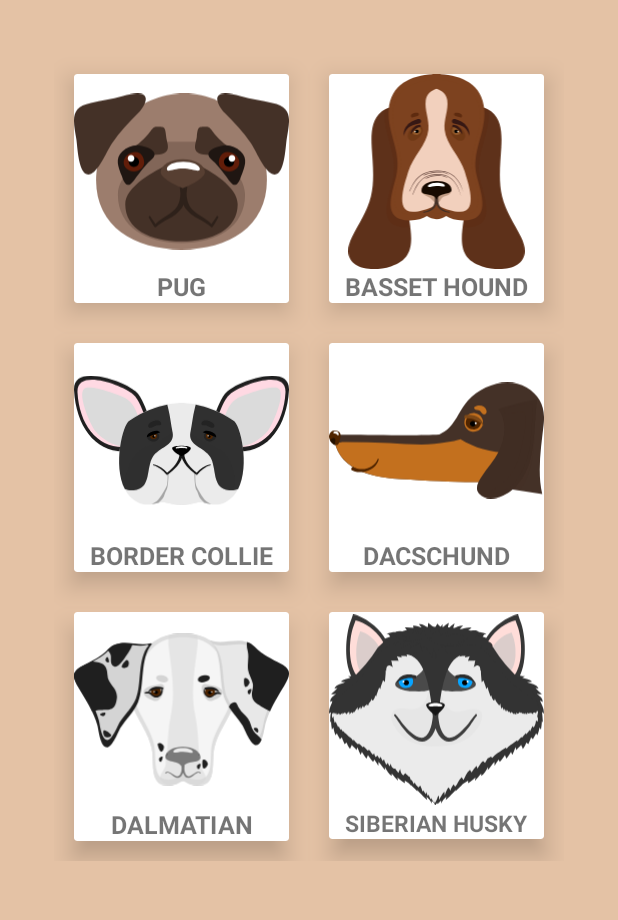
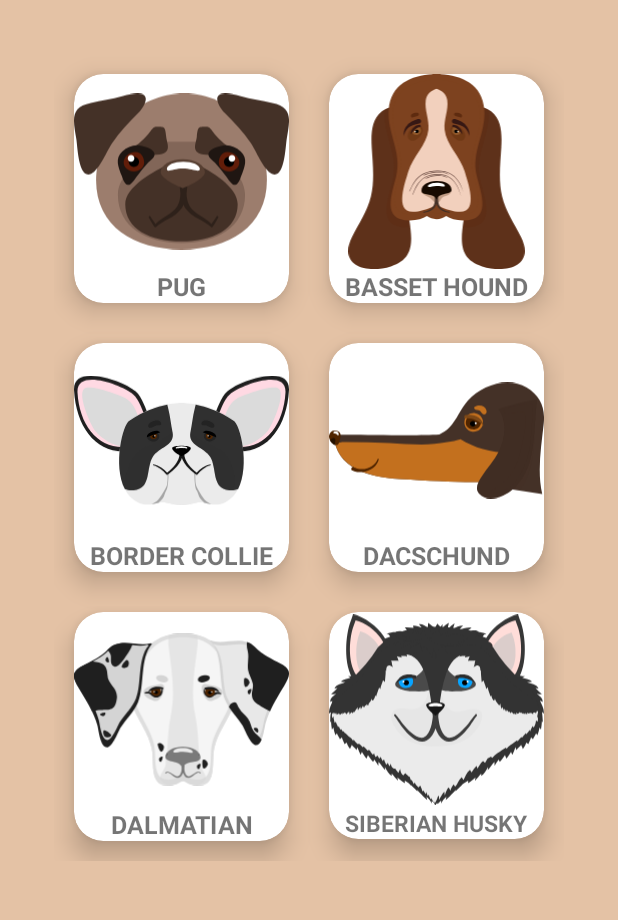
Before and after one commit to FrancJerah/DogBreeds, an Android app: the screen it shows after launch (MainActivity), on a phone screen of 412 x 824 dp, the part 141-1061 px from its top. Run offline under Robolectric (Android 15) with nearby library versions, the phone set to English and light mode, and no system bars; our stand-ins replace sdp/ssp sizes.

Commit message:
App Push

```diff
--- a/app/src/main/res/layout/activity_main.xml
+++ b/app/src/main/res/layout/activity_main.xml
@@ -55,6 +55,7 @@
                     android:layout_marginTop="@dimen/_10sdp"
                     android:layout_marginEnd="@dimen/_10sdp"
                     android:layout_marginBottom="@dimen/_10sdp"
+                    app:cardCornerRadius="@dimen/_15sdp"
                     app:cardElevation="@dimen/_8sdp">
 
                     <LinearLayout
@@ -89,6 +90,7 @@
                     android:layout_column="1"
                     android:layout_columnWeight="0"
                     android:layout_margin="@dimen/_10sdp"
+                    app:cardCornerRadius="@dimen/_15sdp"
                     app:cardElevation="@dimen/_8sdp">
 
                     <LinearLayout
@@ -127,6 +129,7 @@
                     android:layout_marginTop="@dimen/_10sdp"
                     android:layout_marginEnd="@dimen/_10sdp"
                     android:layout_marginBottom="@dimen/_10sdp"
+                    app:cardCornerRadius="@dimen/_15sdp"
                     app:cardElevation="@dimen/_8sdp">
 
                     <LinearLayout
@@ -160,6 +163,7 @@
                     android:layout_column="1"
                     android:layout_columnWeight="0"
                     android:layout_margin="@dimen/_10sdp"
+                    app:cardCornerRadius="@dimen/_15sdp"
                     app:cardElevation="@dimen/_8sdp">
 
                     <LinearLayout
@@ -193,6 +197,7 @@
                     android:layout_column="0"
                     android:layout_columnWeight="0"
                     android:layout_margin="@dimen/_10sdp"
+                    app:cardCornerRadius="@dimen/_15sdp"
                     app:cardElevation="@dimen/_8sdp">
 
                     <LinearLayout
@@ -226,6 +231,7 @@
                     android:layout_column="1"
                     android:layout_columnWeight="0"
                     android:layout_margin="@dimen/_10sdp"
+                    app:cardCornerRadius="@dimen/_15sdp"
                     app:cardElevation="@dimen/_8sdp">
 
                     <LinearLayout
```
